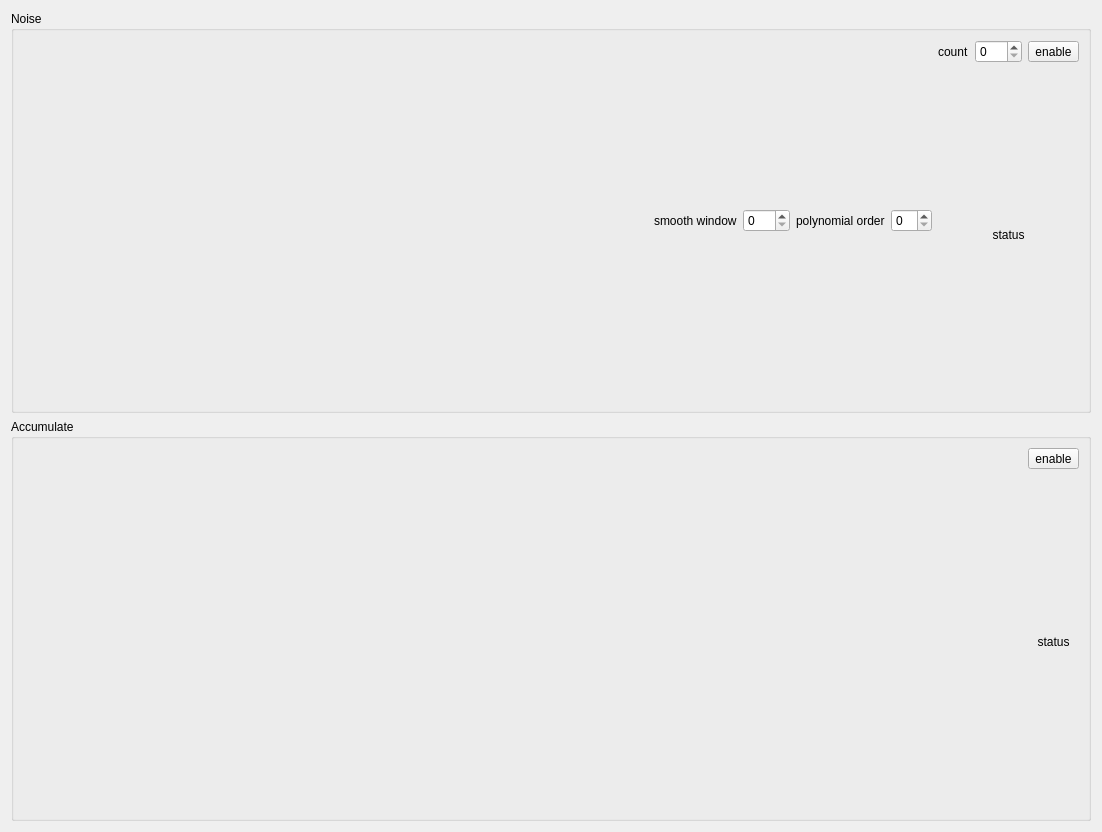
The window that src/form/plot/Accumulate/accumulate.ui (MRsoymilk/MySerial) describes before a commit, drawn with Qt 5.
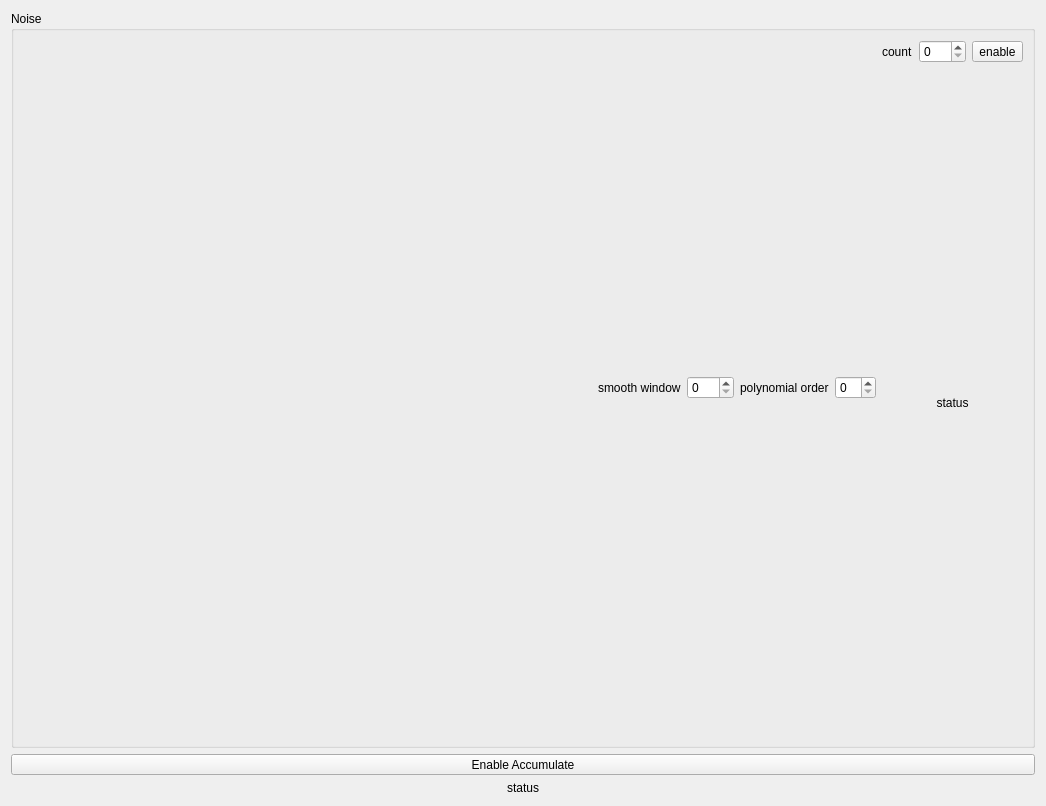
The same window after the commit.

What changed in the file:
```diff
--- a/src/form/plot/Accumulate/accumulate.ui
+++ b/src/form/plot/Accumulate/accumulate.ui
@@ -6,14 +6,41 @@
    <rect>
     <x>0</x>
     <y>0</y>
-    <width>1102</width>
-    <height>832</height>
+    <width>1046</width>
+    <height>806</height>
    </rect>
   </property>
   <property name="windowTitle">
    <string>Accumulate</string>
   </property>
   <layout class="QGridLayout" name="gridLayout">
+   <item row="1" column="0">
+    <layout class="QVBoxLayout" name="verticalLayout">
+     <item>
+      <widget class="QToolButton" name="tBtnAccumulateEnable">
+       <property name="sizePolicy">
+        <sizepolicy hsizetype="Preferred" vsizetype="Fixed">
+         <horstretch>0</horstretch>
+         <verstretch>0</verstretch>
+        </sizepolicy>
+       </property>
+       <property name="text">
+        <string>Enable Accumulate</string>
+       </property>
+      </widget>
+     </item>
+     <item>
+      <widget class="QLabel" name="labelAccStatus">
+       <property name="text">
+        <string>status</string>
+       </property>
+       <property name="alignment">
+        <set>Qt::AlignmentFlag::AlignCenter</set>
+       </property>
+      </widget>
+     </item>
+    </layout>
+   </item>
    <item row="0" column="0">
     <widget class="QGroupBox" name="groupBox">
      <property name="title">
@@ -114,62 +141,6 @@
      </layout>
     </widget>
    </item>
-   <item row="1" column="0">
-    <widget class="QGroupBox" name="groupBox_2">
-     <property name="title">
-      <string>Accumulate</string>
-     </property>
-     <layout class="QVBoxLayout" name="verticalLayout_3" stretch="1,0">
-      <item>
-       <layout class="QGridLayout" name="gLayAccumulate"/>
-      </item>
-      <item>
-       <layout class="QHBoxLayout" name="hLayAccumulateOption">
-        <item>
-         <spacer name="horizontalSpacer">
-          <property name="orientation">
-           <enum>Qt::Orientation::Horizontal</enum>
-          </property>
-          <property name="sizeHint" stdset="0">
-           <size>
-            <width>40</width>
-            <height>20</height>
-           </size>
-          </property>
-         </spacer>
-        </item>
-        <item>
-         <layout class="QVBoxLayout" name="verticalLayout">
-          <item>
-           <widget class="QToolButton" name="tBtnAccumulateEnable">
-            <property name="sizePolicy">
-             <sizepolicy hsizetype="Preferred" vsizetype="Fixed">
-              <horstretch>0</horstretch>
-              <verstretch>0</verstretch>
-             </sizepolicy>
-            </property>
-            <property name="text">
-             <string>enable</string>
-            </property>
-           </widget>
-          </item>
-          <item>
-           <widget class="QLabel" name="labelAccStatus">
-            <property name="text">
-             <string>status</string>
-            </property>
-            <property name="alignment">
-             <set>Qt::AlignmentFlag::AlignCenter</set>
-            </property>
-           </widget>
-          </item>
-         </layout>
-        </item>
-       </layout>
-      </item>
-     </layout>
-    </widget>
-   </item>
   </layout>
  </widget>
  <resources/>
```
